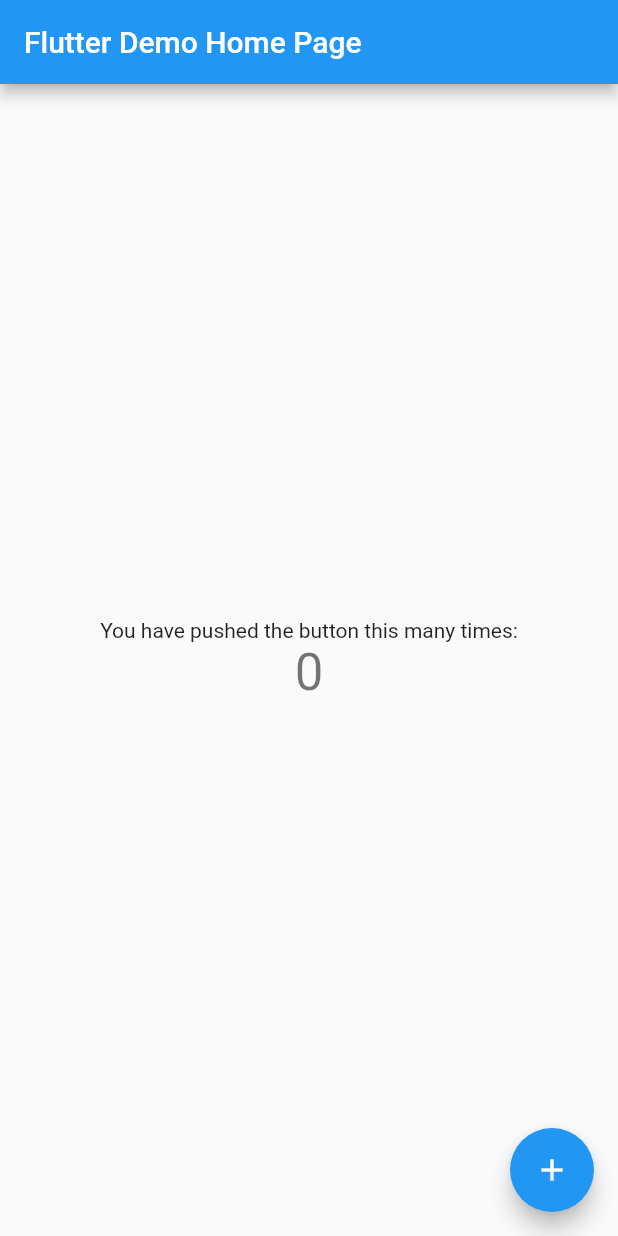
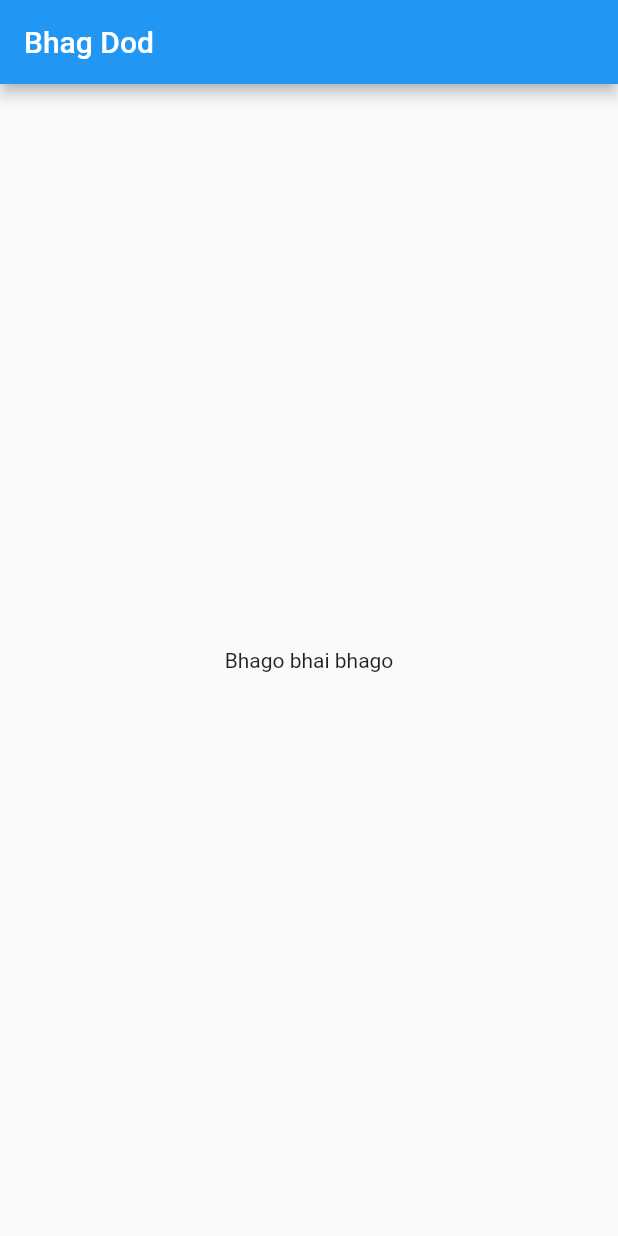
Before and after one commit to striver03/Fitness_App, a Flutter app: the screen it shows after launch, on a phone screen of 412 x 824 dp. Run offline on Flutter 3.47's test engine with Material 2 defaults, Android fonts, the phone set to English and light mode, and no system bars.

Commit message:
Cleaning the main.dart

```diff
--- a/fitness_app/lib/main.dart
+++ b/fitness_app/lib/main.dart
@@ -1,115 +1,17 @@
 import 'package:flutter/material.dart';
 
 void main() {
-  runApp(const MyApp());
-}
-
-class MyApp extends StatelessWidget {
-  const MyApp({Key? key}) : super(key: key);
-
-  // This widget is the root of your application.
-  @override
-  Widget build(BuildContext context) {
-    return MaterialApp(
+  runApp(MaterialApp(
       title: 'Flutter Demo',
       theme: ThemeData(
-        // This is the theme of your application.
-        //
-        // Try running your application with "flutter run". You'll see the
-        // application has a blue toolbar. Then, without quitting the app, try
-        // changing the primarySwatch below to Colors.green and then invoke
-        // "hot reload" (press "r" in the console where you ran "flutter run",
-        // or simply save your changes to "hot reload" in a Flutter IDE).
-        // Notice that the counter didn't reset back to zero; the application
-        // is not restarted.
         primarySwatch: Colors.blue,
       ),
-      home: const MyHomePage(title: 'Flutter Demo Home Page'),
-    );
-  }
+      home: Scaffold(
+        appBar: AppBar(
+          title: const Text("Bhag Dod"),
+        ),
+        body: const Center(
+          child: Text("Bhago bhai bhago"),
+        ),
+      )));
 }
-
-class MyHomePage extends StatefulWidget {
-  const MyHomePage({Key? key, required this.title}) : super(key: key);
-
-  // This widget is the home page of your application. It is stateful, meaning
-  // that it has a State object (defined below) that contains fields that affect
-  // how it looks.
-
-  // This class is the configuration for the state. It holds the values (in this
-  // case the title) provided by the parent (in this case the App widget) and
-  // used by the build method of the State. Fields in a Widget subclass are
-  // always marked "final".
-
-  final String title;
-
-  @override
-  State<MyHomePage> createState() => _MyHomePageState();
-}
-
-class _MyHomePageState extends State<MyHomePage> {
-  int _counter = 0;
-
-  void _incrementCounter() {
-    setState(() {
-      // This call to setState tells the Flutter framework that something has
-      // changed in this State, which causes it to rerun the build method below
-      // so that the display can reflect the updated values. If we changed
-      // _counter without calling setState(), then the build method would not be
-      // called again, and so nothing would appear to happen.
-      _counter++;
-    });
-  }
-
-  @override
-  Widget build(BuildContext context) {
-    // This method is rerun every time setState is called, for instance as done
-    // by the _incrementCounter method above.
-    //
-    // The Flutter framework has been optimized to make rerunning build methods
-    // fast, so that you can just rebuild anything that needs updating rather
-    // than having to individually change instances of widgets.
-    return Scaffold(
-      appBar: AppBar(
-        // Here we take the value from the MyHomePage object that was created by
-        // the App.build method, and use it to set our appbar title.
-        title: Text(widget.title),
-      ),
-      body: Center(
-        // Center is a layout widget. It takes a single child and positions it
-        // in the middle of the parent.
-        child: Column(
-          // Column is also a layout widget. It takes a list of children and
-          // arranges them vertically. By default, it sizes itself to fit its
-          // children horizontally, and tries to be as tall as its parent.
-          //
-          // Invoke "debug painting" (press "p" in the console, choose the
-          // "Toggle Debug Paint" action from the Flutter Inspector in Android
-          // Studio, or the "Toggle Debug Paint" command in Visual Studio Code)
-          // to see the wireframe for each widget.
-          //
-          // Column has various properties to control how it sizes itself and
-          // how it positions its children. Here we use mainAxisAlignment to
-          // center the children vertically; the main axis here is the vertical
-          // axis because Columns are vertical (the cross axis would be
-          // horizontal).
-          mainAxisAlignment: MainAxisAlignment.center,
-          children: <Widget>[
-            const Text(
-              'You have pushed the button this many times:',
-            ),
-            Text(
-              '$_counter',
-              style: Theme.of(context).textTheme.headline4,
-            ),
-          ],
-        ),
-      ),
-      floatingActionButton: FloatingActionButton(
-        onPressed: _incrementCounter,
-        tooltip: 'Increment',
-        child: const Icon(Icons.add),
-      ), // This trailing comma makes auto-formatting nicer for build methods.
-    );
-  }
-}
```
Also changed, not shown: 1 other file.
